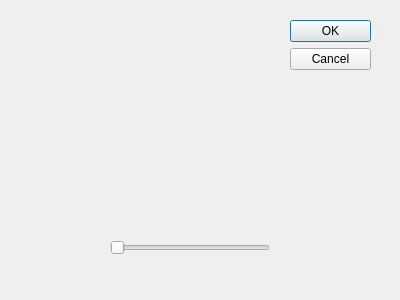
Kujanenj/ohjelmointi3, file Game/dialogs/startdialog.ui: the form before one commit.
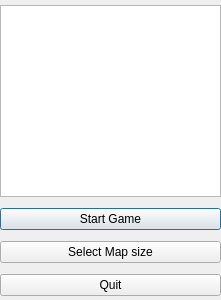
The form after the commit.

Diff of the .ui file:
```diff
--- a/Game/dialogs/startdialog.ui
+++ b/Game/dialogs/startdialog.ui
@@ -6,50 +6,61 @@
    <rect>
     <x>0</x>
     <y>0</y>
-    <width>400</width>
+    <width>221</width>
     <height>300</height>
    </rect>
   </property>
   <property name="windowTitle">
    <string>Dialog</string>
   </property>
-  <widget class="QDialogButtonBox" name="buttonBox">
+  <widget class="QWidget" name="verticalLayoutWidget">
    <property name="geometry">
     <rect>
-     <x>290</x>
-     <y>20</y>
-     <width>81</width>
-     <height>241</height>
+     <x>0</x>
+     <y>0</y>
+     <width>221</width>
+     <height>301</height>
     </rect>
    </property>
-   <property name="orientation">
-    <enum>Qt::Vertical</enum>
-   </property>
-   <property name="standardButtons">
-    <set>QDialogButtonBox::Cancel|QDialogButtonBox::Ok</set>
-   </property>
-  </widget>
-  <widget class="QSlider" name="mapsizeslider">
-   <property name="geometry">
-    <rect>
-     <x>110</x>
-     <y>240</y>
-     <width>160</width>
-     <height>16</height>
-    </rect>
-   </property>
-   <property name="minimum">
-    <number>10</number>
-   </property>
-   <property name="maximum">
-    <number>20</number>
-   </property>
-   <property name="singleStep">
-    <number>2</number>
-   </property>
-   <property name="orientation">
-    <enum>Qt::Horizontal</enum>
-   </property>
+   <layout class="QVBoxLayout" name="verticalLayout">
+    <item>
+     <widget class="QTextBrowser" name="textDisplay">
+      <property name="sizePolicy">
+       <sizepolicy hsizetype="Expanding" vsizetype="Fixed">
+        <horstretch>0</horstretch>
+        <verstretch>0</verstretch>
+       </sizepolicy>
+      </property>
+      <property name="maximumSize">
+       <size>
+        <width>16777215</width>
+        <height>16777215</height>
+       </size>
+      </property>
+     </widget>
+    </item>
+    <item>
+     <widget class="QPushButton" name="startButton">
+      <property name="text">
+       <string>Start Game</string>
+      </property>
+     </widget>
+    </item>
+    <item>
+     <widget class="QPushButton" name="mapSizeButton">
+      <property name="text">
+       <string>Select Map size</string>
+      </property>
+     </widget>
+    </item>
+    <item>
+     <widget class="QPushButton" name="QuitButton">
+      <property name="text">
+       <string>Quit</string>
+      </property>
+     </widget>
+    </item>
+   </layout>
   </widget>
  </widget>
  <resources/>
```
Left out of the diff: 35 changed lines with no effect on the pictures.
